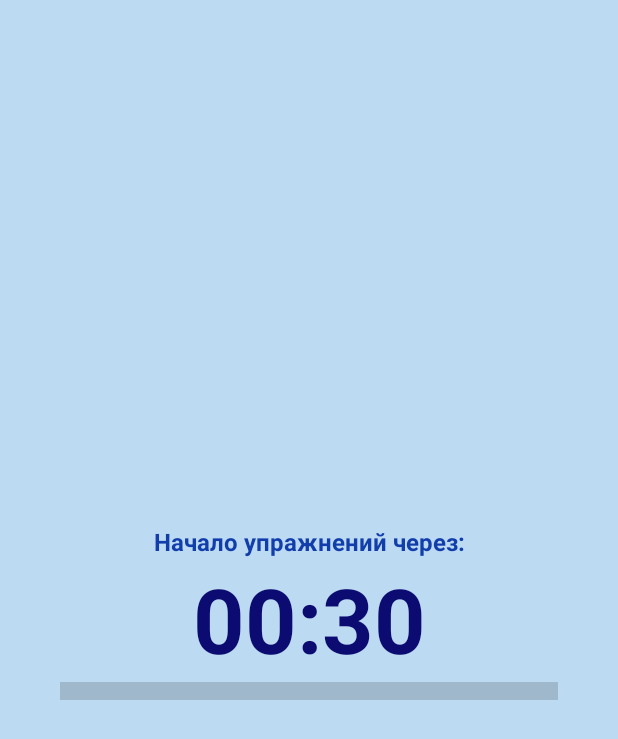
After one commit to Nurislammm21/FinalAvengersProjectApp, an Android app: the layout waiting_fragment.xml on its own in the app's theme, with its tools: preview values and no code run, on a phone screen of 412 x 824 dp. The commit adds this screen. Shown: the top 739 px of the screen. Run offline under Robolectric (Android 15) with nearby library versions, the phone set to English and light mode, and no system bars.

Commit message:
created waiting fragment

```diff
--- a/app/src/main/res/layout/activity_main.xml
+++ b/app/src/main/res/layout/activity_main.xml
@@ -5,6 +5,7 @@
     android:id="@+id/placeHolder"
     android:layout_width="match_parent"
     android:layout_height="match_parent"
+    android:background="@color/background"
     tools:context=".MainActivity">
 
 </androidx.constraintlayout.widget.ConstraintLayout>
--- /dev/null
+++ b/app/src/main/res/layout/waiting_fragment.xml
@@ -0,0 +1,46 @@
+<?xml version="1.0" encoding="utf-8"?>
+<androidx.constraintlayout.widget.ConstraintLayout xmlns:android="http://schemas.android.com/apk/res/android"
+    xmlns:app="http://schemas.android.com/apk/res-auto"
+    xmlns:tools="http://schemas.android.com/tools"
+    android:layout_width="match_parent"
+    android:layout_height="match_parent"
+    android:background="#BCDAF1">
+
+    <TextView
+        android:id="@+id/txtTimer"
+        android:layout_width="wrap_content"
+        android:layout_height="wrap_content"
+        android:text="00:30"
+        android:textColor="#0B0B71"
+        android:textSize="60sp"
+        android:textStyle="bold"
+        app:layout_constraintBottom_toBottomOf="parent"
+        app:layout_constraintEnd_toEndOf="parent"
+        app:layout_constraintStart_toStartOf="parent"
+        app:layout_constraintTop_toTopOf="parent" />
+
+    <TextView
+        android:id="@+id/textView3"
+        android:layout_width="wrap_content"
+        android:layout_height="wrap_content"
+        android:text="@string/waiting_message"
+        android:textColor="#123EAC"
+        android:textSize="16sp"
+        android:textStyle="bold"
+        app:layout_constraintBottom_toTopOf="@+id/txtTimer"
+        app:layout_constraintEnd_toEndOf="parent"
+        app:layout_constraintStart_toStartOf="parent" />
+
+    <ProgressBar
+        android:id="@+id/pBar"
+        style="?android:attr/progressBarStyleHorizontal"
+        android:layout_width="0dp"
+        android:layout_height="wrap_content"
+        android:layout_marginStart="40dp"
+        android:layout_marginEnd="40dp"
+        android:progressTint="#0B29BC"
+        android:scaleY="3"
+        app:layout_constraintEnd_toEndOf="parent"
+        app:layout_constraintStart_toStartOf="parent"
+        app:layout_constraintTop_toBottomOf="@+id/txtTimer" />
+</androidx.constraintlayout.widget.ConstraintLayout>
--- a/app/src/main/res/values/colors.xml
+++ b/app/src/main/res/values/colors.xml
@@ -5,4 +5,6 @@
 
     <color name="blue">#2D8FDA</color>
     <color name="blueDark">#0D436C</color>
+    <color name="background">#64B6F4</color>
+
 </resources>
```
Also changed, not shown: app/src/main/java/com/example/fitnessavengersapplication/fragments/ExerciseListFragment.kt (+11 -1 lines), app/src/main/java/com/example/fitnessavengersapplication/fragments/WaitingFragment.kt (added, +74 -0 lines).
